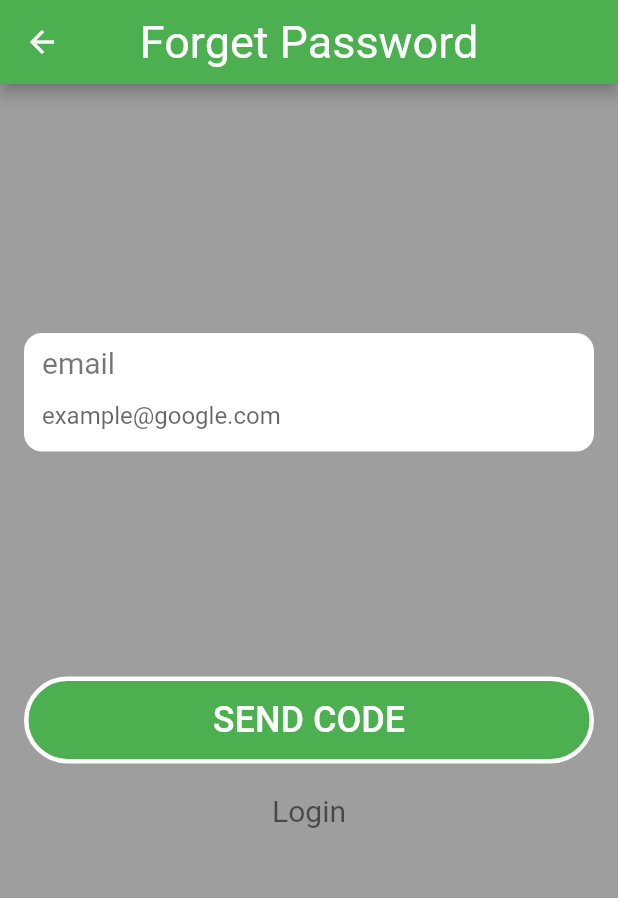
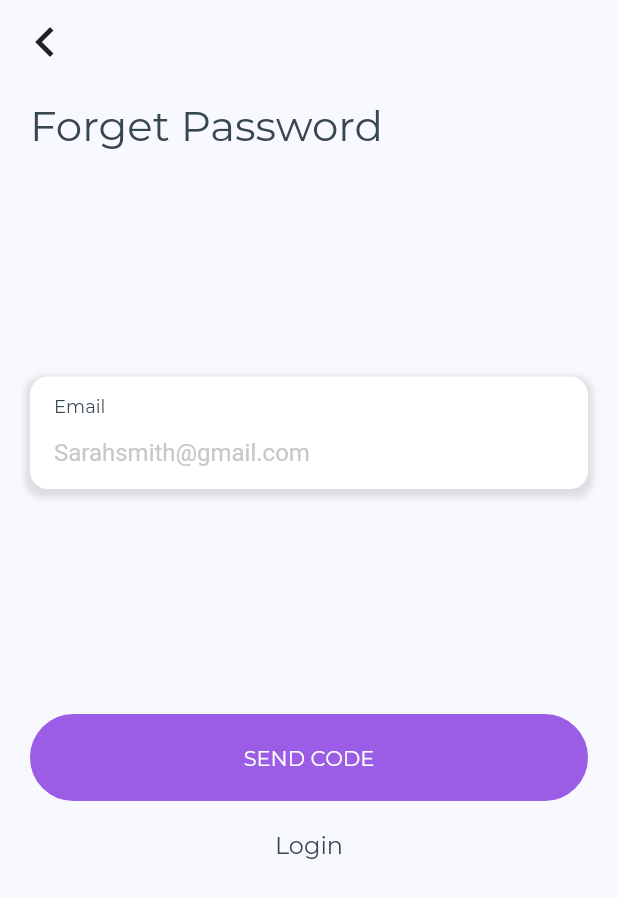
Before and after one commit to kosbaship/courses_workshop, a Flutter app: the screen it shows after launch, after a tap on "LOGIN", after a tap on "SIGN UP", after a tap on "Forget your password .. ?", on a phone screen of 412 x 824 dp. Shown: the top 898 px of the screen. Run offline on Flutter 3.47's test engine with Material 2 defaults, Android fonts, the phone set to English and light mode, and no system bars; our stand-ins replace dio, flutter_bloc; network calls fail.

Commit message:
Design Modifications

```diff
--- a/lib/main.dart
+++ b/lib/main.dart
@@ -26,8 +26,8 @@ class MyApp extends StatelessWidget {
         debugShowCheckedModeBanner: false,
         title: 'Courses',
         theme: ThemeData(
-          scaffoldBackgroundColor: kPrimaryBackgroundColor,
-          primarySwatch: kPrimaryColor,
+          scaffoldBackgroundColor: kPaleLilacColor,
+          primaryColor: kLightishPurpleColor,
         ),
         home: WelcomeScreen(),
       ),
--- a/lib/screens/forget_password/forget_password_screen.dart
+++ b/lib/screens/forget_password/forget_password_screen.dart
@@ -1,61 +1,64 @@
 import 'package:courses_workshop/screens/login/login_screen.dart';
-import 'package:courses_workshop/shared/colors/common_colors.dart';
 import 'package:courses_workshop/shared/components/components.dart';
 import 'package:flutter/cupertino.dart';
 import 'package:flutter/material.dart';
 
 class ForgetPasswordScreen extends StatelessWidget {
-  var emailController = TextEditingController();
+  final emailController = TextEditingController();
 
   @override
   Widget build(BuildContext context) {
     return Scaffold(
-      appBar: AppBar(
-          title: quickCustomText(
-          text: "Forget Password",
-          fontSize: 30,
-          color: kPrimaryTextColor
-      ),
-      centerTitle: true,
-      ),
-      body: SingleChildScrollView(
-        child: Padding(
+      body: SafeArea(
+        child: SingleChildScrollView(
+          child: Column(
+            crossAxisAlignment: CrossAxisAlignment.start,
+            children: [
+              backButton(context),
+              Padding(
                 padding: EdgeInsetsDirectional.only(
-            start: 16.0,
-            end: 16.0,
-            top: 16.0,
+                  start: 20.0,
+                  end: 20.0,
                 ),
                 child: Column(
+                  crossAxisAlignment: CrossAxisAlignment.start,
                   children: [
-              SizedBox(
-                height: 150.0,
-              ),
-              defaultTextFormField(
-                  title: 'email',
-                  hint: 'example@google.com',
-                  controller: emailController,
-                  type: TextInputType.emailAddress
+                    quickCustomText(
+                      text: "Forget Password",
+                      fontSize: 28.0,
                     ),
                     SizedBox(
                       height: 150.0,
                     ),
+                    defaultTextField(
+                        title: 'Email',
+                        hint: 'Sarahsmith@gmail.com',
+                        controller: emailController,
+                        type: TextInputType.emailAddress),
+                    SizedBox(
+                      height: 150.0,
+                    ),
                     defaultButton(
-                  onPressed: (){
+                        onPressed: () {
                           ScaffoldMessenger.of(context).showSnackBar(SnackBar(
-                      content: emailController.text != "" ? Text('We Send Code to ${emailController.text}') : Text('Enter ur email first' )
-                    ));
+                              content: emailController.text != ""
+                                  ? Text(
+                                      'We Send Code to ${emailController.text}')
+                                  : Text('Enter ur email first')));
                         },
-                  text: 'Send Code'
-              ),
+                        text: 'Send Code'),
                     SizedBox(
                       height: 20.0,
                     ),
-              InkWell(
-                onTap: (){
+                    Container(
+                      width: double.infinity,
+                      child: InkWell(
+                        onTap: () {
                           navigateTo(context, LoginScreen());
                         },
                         child: quickCustomText(
                           text: "Login",
+                        ),
                       ),
                     ),
                     SizedBox(
@@ -64,6 +67,9 @@ class ForgetPasswordScreen extends StatelessWidget {
                   ],
                 ),
               ),
+            ],
+          ),
+        ),
       ),
     );
   }
--- a/lib/screens/login/login_screen.dart
+++ b/lib/screens/login/login_screen.dart
@@ -39,37 +39,42 @@ class LoginScreen extends StatelessWidget {
       },
       builder: (context, state) {
         return Scaffold(
-            appBar: AppBar(
-              title: quickCustomText(
-                  text: "Login", fontSize: 30, color: kPrimaryTextColor),
-              centerTitle: true,
-            ),
-            body: SingleChildScrollView(
+            body: SafeArea(
+          child: SingleChildScrollView(
             child: Padding(
               padding: EdgeInsetsDirectional.only(
-                  start: 16.0,
-                  end: 16.0,
+                start: 20.0,
+                end: 20.0,
                 top: 16.0,
               ),
               child: Column(
-                  crossAxisAlignment: CrossAxisAlignment.center,
+                crossAxisAlignment: CrossAxisAlignment.start,
                 children: [
-                    logo(),
-                    defaultTextFormField(
-                        title: 'email',
-                        hint: 'example@google.com',
+                  SizedBox(
+                    height: 40.0,
+                  ),
+                  quickCustomText(
+                    text: "Login",
+                    fontSize: 28.0,
+                  ),
+                  SizedBox(
+                    height: 240.0,
+                  ),
+                  defaultTextField(
+                      title: 'Email',
+                      hint: 'Sarahsmith@gmail.com',
                       controller: emailController,
                       type: TextInputType.emailAddress),
                   SizedBox(
-                      height: 20.0,
+                    height: 40.0,
                   ),
-                    defaultTextFormField(
-                        title: 'password',
+                  defaultTextField(
+                      title: 'Password',
                       hint: '***************',
                       controller: passwordController,
                       type: TextInputType.visiblePassword),
                   SizedBox(
-                      height: 20.0,
+                    height: 60.0,
                   ),
                   defaultButton(
                       onPressed: () {
@@ -78,38 +83,38 @@ class LoginScreen extends StatelessWidget {
                           email: emailController.text,
                           password: passwordController.text,
                         );
-                          ScaffoldMessenger.of(context).showSnackBar(SnackBar(
-                            content:
-                                Text('${emailController.text} Successfully'),
-                          ));
                       },
                       text: 'login'),
                   SizedBox(
-                      height: 20.0,
+                    height: 25.0,
                   ),
                   defaultButton(
                       onPressed: () {
                         navigateToAndCloseCurrent(context, RegisterScreen());
                       },
                       text: 'sign up',
-                        textColor: kPrimaryColor,
-                        borderColor: kPrimaryColor,
-                        backgroundColor: kPrimaryTextColor),
+                      textColor: kLightishPurpleColor,
+                      borderColor: kLightishPurpleColor,
+                      backgroundColor: kPaleLilacColor),
                   SizedBox(
-                      height: 20.0,
+                    height: 35.0,
                   ),
                   InkWell(
                     onTap: () {
                       navigateTo(context, ForgetPasswordScreen());
                     },
+                    child: Container(
+                      width: double.infinity,
                       child: quickCustomText(
                         text: "Forget Password .. ?",
                       ),
                     ),
+                  ),
                   SizedBox(
-                      height: 20.0,
+                    height: 25.0,
                   ),
                 ],
+              ),
             ),
           ),
         ));
--- a/lib/screens/register/register_screen.dart
+++ b/lib/screens/register/register_screen.dart
@@ -9,11 +9,11 @@ import 'package:flutter/material.dart';
 import 'package:flutter_bloc/flutter_bloc.dart';
 
 class RegisterScreen extends StatelessWidget {
-  var firstNameController = TextEditingController();
-  var lastNameController = TextEditingController();
-  var emailController = TextEditingController();
-  var passwordController = TextEditingController();
-  var cityController = TextEditingController();
+  final firstNameController = TextEditingController();
+  final lastNameController = TextEditingController();
+  final emailController = TextEditingController();
+  final passwordController = TextEditingController();
+  final cityController = TextEditingController();
 
   @override
   Widget build(BuildContext context) {
@@ -42,46 +42,51 @@ class RegisterScreen extends StatelessWidget {
       },
       builder: (BuildContext context, state) {
         return Scaffold(
-            appBar: AppBar(
-              title: quickCustomText(
-                  text: "Register", fontSize: 30, color: kPrimaryTextColor),
-              centerTitle: true,
-            ),
-            body: SingleChildScrollView(
+            body: SafeArea(
+          child: SingleChildScrollView(
             child: Padding(
               padding: EdgeInsetsDirectional.only(
-                  start: 16.0,
-                  end: 16.0,
-                  top: 16.0,
+                start: 20.0,
+                end: 20.0,
               ),
               child: Column(
-                  crossAxisAlignment: CrossAxisAlignment.center,
+                crossAxisAlignment: CrossAxisAlignment.start,
                 children: [
-                    defaultTextFormField(
-                        title: 'First Name',
-                        hint: 'Adel',
+                  SizedBox(
+                    height: 40.0,
+                  ),
+                  quickCustomText(
+                    text: "Sign up",
+                    fontSize: 28.0,
+                  ),
+                  SizedBox(
+                    height: 50.0,
+                  ),
+                  defaultTextField(
+                      title: 'First name',
+                      hint: 'Sarah',
                       controller: firstNameController,
                       type: TextInputType.name),
                   SizedBox(
                     height: 20.0,
                   ),
-                    defaultTextFormField(
-                        title: 'Last Name',
-                        hint: 'Adham',
+                  defaultTextField(
+                      title: 'Last name',
+                      hint: 'Smith',
                       controller: lastNameController,
                       type: TextInputType.name),
                   SizedBox(
                     height: 20.0,
                   ),
-                    defaultTextFormField(
+                  defaultTextField(
                       title: 'Email',
-                        hint: 'example@google.com',
+                      hint: 'Sarahsmith@gmail.com',
                       controller: emailController,
                       type: TextInputType.emailAddress),
                   SizedBox(
                     height: 20.0,
                   ),
-                    defaultTextFormField(
+                  defaultTextField(
                       title: 'Password',
                       hint: '***************',
                       controller: passwordController,
@@ -89,13 +94,13 @@ class RegisterScreen extends StatelessWidget {
                   SizedBox(
                     height: 20.0,
                   ),
-                    defaultTextFormField(
+                  defaultTextField(
                       title: 'City',
                       hint: 'Aswan',
                       controller: cityController,
                       type: TextInputType.name),
                   SizedBox(
-                      height: 20.0,
+                    height: 40.0,
                   ),
                   defaultButton(
                       onPressed: () {
@@ -120,9 +125,9 @@ class RegisterScreen extends StatelessWidget {
                         navigateToAndCloseCurrent(context, LoginScreen());
                       },
                       text: 'login',
-                        textColor: kPrimaryColor,
-                        borderColor: kPrimaryColor,
-                        backgroundColor: kPrimaryTextColor),
+                      textColor: kLightishPurpleColor,
+                      borderColor: kLightishPurpleColor,
+                      backgroundColor: kWhiteColor),
                   SizedBox(
                     height: 20.0,
                   ),
@@ -130,8 +135,11 @@ class RegisterScreen extends StatelessWidget {
                     onTap: () {
                       navigateTo(context, ForgetPasswordScreen());
                     },
+                    child: Container(
+                      width: double.infinity,
                       child: quickCustomText(
                         text: "Forget your password .. ?",
+                      ),
                     ),
                   ),
                   SizedBox(
@@ -140,6 +148,7 @@ class RegisterScreen extends StatelessWidget {
                 ],
               ),
             ),
+          ),
         ));
       },
     );
--- a/lib/screens/welcome/welcome_screen.dart
+++ b/lib/screens/welcome/welcome_screen.dart
@@ -11,22 +11,18 @@ class WelcomeScreen extends StatelessWidget {
   @override
   Widget build(BuildContext context) {
     return Scaffold(
-      appBar: AppBar(
-        title: quickCustomText(
-            text: "Courses", fontSize: 30, color: kPrimaryTextColor),
-        centerTitle: true,
-      ),
-      body: SingleChildScrollView(
+      body: SafeArea(
+        child: SingleChildScrollView(
           child: Padding(
             padding: EdgeInsetsDirectional.only(
-            start: 16.0,
-            end: 16.0,
+              start: 20.0,
+              end: 20.0,
               top: 16.0,
             ),
             child: Column(
               children: [
                 headerText(
-                text: "Welcome",
+                  text: "Welcome to Courses",
                 ),
                 logo(),
                 defaultButton(
@@ -35,18 +31,18 @@ class WelcomeScreen extends StatelessWidget {
                     },
                     text: 'login'),
                 SizedBox(
-                height: 20.0,
+                  height: 25.0,
                 ),
                 defaultButton(
                     onPressed: () {
                       navigateToAndCloseCurrent(context, RegisterScreen());
                     },
                     text: 'sign up',
-                  textColor: kPrimaryColor,
-                  borderColor: kPrimaryColor,
-                  backgroundColor: kPrimaryTextColor),
+                    textColor: kLightishPurpleColor,
+                    borderColor: kLightishPurpleColor,
+                    backgroundColor: kPaleLilacColor),
                 SizedBox(
-                height: 20.0,
+                  height: 25.0,
                 ),
                 quickCustomText(
                   text: "Or Login with",
@@ -59,7 +55,7 @@ class WelcomeScreen extends StatelessWidget {
                   children: [
                     CircleAvatar(
                       radius: 25,
-                    backgroundColor: kPrimaryColor,
+                      backgroundColor: kLightishPurpleColor,
                       child: Image(
                         image: AssetImage('assets/images/google.png'),
                         height: 25.0,
@@ -72,7 +68,7 @@ class WelcomeScreen extends StatelessWidget {
                     ),
                     CircleAvatar(
                       radius: 25,
-                    backgroundColor: kPrimaryColor,
+                      backgroundColor: kLightishPurpleColor,
                       child: Image(
                         image: AssetImage('assets/images/facebook.png'),
                         height: 25.0,
@@ -89,6 +85,7 @@ class WelcomeScreen extends StatelessWidget {
             ),
           ),
         ),
+      ),
     );
   }
 }
--- a/lib/shared/colors/common_colors.dart
+++ b/lib/shared/colors/common_colors.dart
@@ -1,6 +1,14 @@
 import 'package:flutter/material.dart';
 
-const kPrimaryColor = Colors.green;
-const kPrimaryTextColor = Colors.white;
-const kPrimaryBackgroundColor = Colors.grey;
-const kDefaultTextColor = Colors.black54;
+// primaryDark
+const kPrimaryDarkColor = Color(0XFF632ca5);
+// lightishPurple
+const kLightishPurpleColor = Color(0XFF9b5de5);
+// white
+const kWhiteColor = Colors.white;
+// paleLilac
+const kPaleLilacColor = Color(0XFFf8f8ff);
+// dark
+const kDarkColor = Color(0XFF37474f);
+// gray
+const kGreyColor = Color(0XFFc7c7cc);
--- a/lib/shared/components/components.dart
+++ b/lib/shared/components/components.dart
@@ -1,13 +1,14 @@
 import 'package:courses_workshop/shared/colors/common_colors.dart';
 import 'package:flutter/material.dart';
+import 'package:flutter/painting.dart';
 
 // =========================== defaultButton
 Widget defaultButton({
   @required Function onPressed,
   @required String text,
-  Color textColor = kPrimaryTextColor,
-  Color backgroundColor = kPrimaryColor,
-  Color borderColor = kPrimaryTextColor,
+  Color textColor = kWhiteColor,
+  Color backgroundColor = kLightishPurpleColor,
+  Color borderColor = kLightishPurpleColor,
 }) =>
     Container(
       width: double.infinity,
@@ -24,12 +25,16 @@ Widget defaultButton({
         onPressed: onPressed,
         child: Text(
           text.toUpperCase(),
-          style: TextStyle(fontSize: 24),
+          style: TextStyle(
+            fontSize: 14,
+            fontWeight: FontWeight.normal,
+            fontFamily: "MontserratRegular",
+          ),
         ),
       ),
     );
 // =========================== defaultTextFormField
-Widget defaultTextFormField({
+Widget defaultTextField({
   String title = "title",
   String hint = '',
   @required TextEditingController controller,
@@ -37,24 +42,35 @@ Widget defaultTextFormField({
 }) =>
     Container(
       padding: EdgeInsetsDirectional.only(
-        start: 12.0,
-        end: 8.0,
-        top: 8.0,
+        start: 16.0,
+        end: 16.0,
+        top: 12.0,
       ),
       decoration: BoxDecoration(
+        boxShadow: [
+          BoxShadow(
+            color: Colors.grey.withOpacity(0.3),
+            spreadRadius: 3,
+            blurRadius: 3,
+            offset: Offset(0, 3), // changes position of shadow
+          ),
+        ],
         borderRadius: BorderRadius.circular(12),
-        color: kPrimaryTextColor,
+        color: kWhiteColor,
       ),
       child: Column(
         crossAxisAlignment: CrossAxisAlignment.start,
         children: [
           quickCustomText(
             text: title,
+            fontSize: 12,
+            color: kDarkColor,
           ),
           TextFormField(
             controller: controller,
             keyboardType: type,
             decoration: InputDecoration(
+              hintStyle: TextStyle(fontSize: 16.0, color: kGreyColor),
               hintText: hint,
               border: InputBorder.none,
             ),
@@ -66,42 +82,56 @@ Widget defaultTextFormField({
 Widget logo() => Column(
       children: [
         SizedBox(
-          height: 40.0,
+          height: 25.0,
         ),
         Image.asset(
           "assets/images/logo_learn.png",
-          color: kPrimaryColor,
+          color: kLightishPurpleColor,
         ),
         SizedBox(
-          height: 40.0,
+          height: 60.0,
         ),
       ],
     );
 // =========================== quickCustomText
-Widget quickCustomText({
-  @required String text,
-  double fontSize = 20.0,
-  Color color = kDefaultTextColor,
-  FontWeight fontWeight = FontWeight.normal,
-}) =>
+Widget quickCustomText(
+        {@required String text,
+        double fontSize = 16.0,
+        Color color = kDarkColor,
+        FontWeight fontWeight = FontWeight.normal,
+        TextAlign textAlign = TextAlign.center}) =>
     Text(
       text,
+      textAlign: textAlign,
       style: TextStyle(
-          color: color, fontSize: fontSize, fontWeight: FontWeight.normal),
+        color: color,
+        fontSize: fontSize,
+        fontWeight: FontWeight.normal,
+        fontFamily: "MontserratRegular",
+      ),
     );
 
 // =========================== headerText
 Widget headerText({
   @required String text,
-  double fontSize = 38.0,
-  Color fontColor = kPrimaryTextColor,
+  double fontSize = 32.0,
+  Color fontColor = kLightishPurpleColor,
 }) =>
-    Padding(
-      padding: const EdgeInsets.all(16.0),
-      child: Text(
-        text,
-        style: TextStyle(fontSize: fontSize, color: fontColor),
-      ),
+    Column(
+      children: [
+        SizedBox(
+          height: 80.0,
+        ),
+        Text(
+          text,
+          textAlign: TextAlign.center,
+          style: TextStyle(
+            fontSize: fontSize,
+            color: fontColor,
+            fontFamily: "MontserratRegular",
+          ),
+        ),
+      ],
     );
 
 // =========================== navigate To
@@ -149,3 +179,25 @@ void buildProgress({
         ),
       ),
     );
+// ============================ Back ButtonBar
+Widget backButton(context) => Padding(
+      padding: EdgeInsetsDirectional.only(start: 6.0),
+      child: Column(
+        children: [
+          SizedBox(
+            height: 4.0,
+          ),
+          IconButton(
+            padding: EdgeInsetsDirectional.only(start: 0.0),
+            onPressed: () => Navigator.of(context).pop(),
+            icon: Icon(
+              Icons.keyboard_arrow_left,
+              size: 40,
+            ),
+          ),
+          SizedBox(
+            height: 15.0,
+          ),
+        ],
+      ),
+    );
```
Also changed, not shown: pubspec.yaml (+10 -28 lines), fonts/Montserrat-Bold.ttf (added), fonts/Montserrat-Medium.ttf (added), fonts/Montserrat-Regular.ttf (added). Lines whose indentation alone changed are shown as unchanged.
